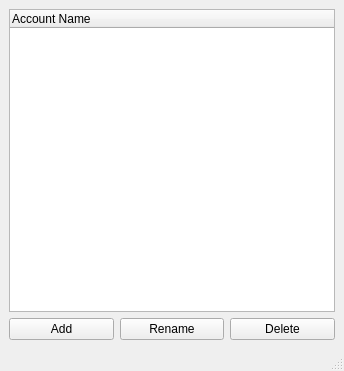
Qt form BookKeeping/GUI/AccountManager.ui (cowtony/BookKeeping) before a commit.
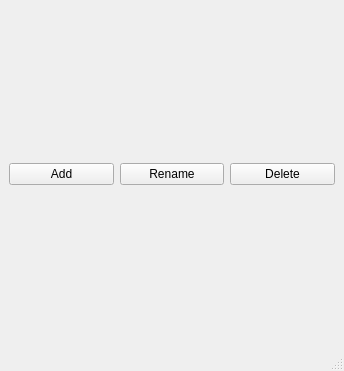
The same form after that commit. Icons and pictures are not drawn. Custom widgets are drawn as their Qt base class.

Patch:
```diff
--- a/BookKeeping/GUI/AccountManager.ui
+++ b/BookKeeping/GUI/AccountManager.ui
@@ -19,23 +19,7 @@
   </property>
   <widget class="QWidget" name="centralwidget">
    <layout class="QGridLayout" name="gridLayout">
-    <item row="0" column="0" colspan="3">
-     <widget class="TreeWidget" name="treeWidget">
-      <column>
-       <property name="text">
-        <string>Account Name</string>
-       </property>
-      </column>
-     </widget>
-    </item>
-    <item row="2" column="1">
-     <widget class="QPushButton" name="pushButton_Rename">
-      <property name="text">
-       <string>Rename</string>
-      </property>
-     </widget>
-    </item>
-    <item row="2" column="0">
+    <item row="1" column="0">
      <widget class="QPushButton" name="pushButton_Add">
       <property name="enabled">
        <bool>true</bool>
@@ -48,7 +32,14 @@
       </property>
      </widget>
     </item>
-    <item row="2" column="2">
+    <item row="1" column="1">
+     <widget class="QPushButton" name="pushButton_Rename">
+      <property name="text">
+       <string>Rename</string>
+      </property>
+     </widget>
+    </item>
+    <item row="1" column="2">
      <widget class="QPushButton" name="pushButton_Delete">
       <property name="enabled">
        <bool>true</bool>
@@ -72,13 +63,6 @@
   </widget>
   <widget class="QStatusBar" name="statusbar"/>
  </widget>
- <customwidgets>
-  <customwidget>
-   <class>TreeWidget</class>
-   <extends>QTreeWidget</extends>
-   <header>AccountManager.h</header>
-  </customwidget>
- </customwidgets>
  <resources>
   <include location="../resources.qrc"/>
  </resources>
```
